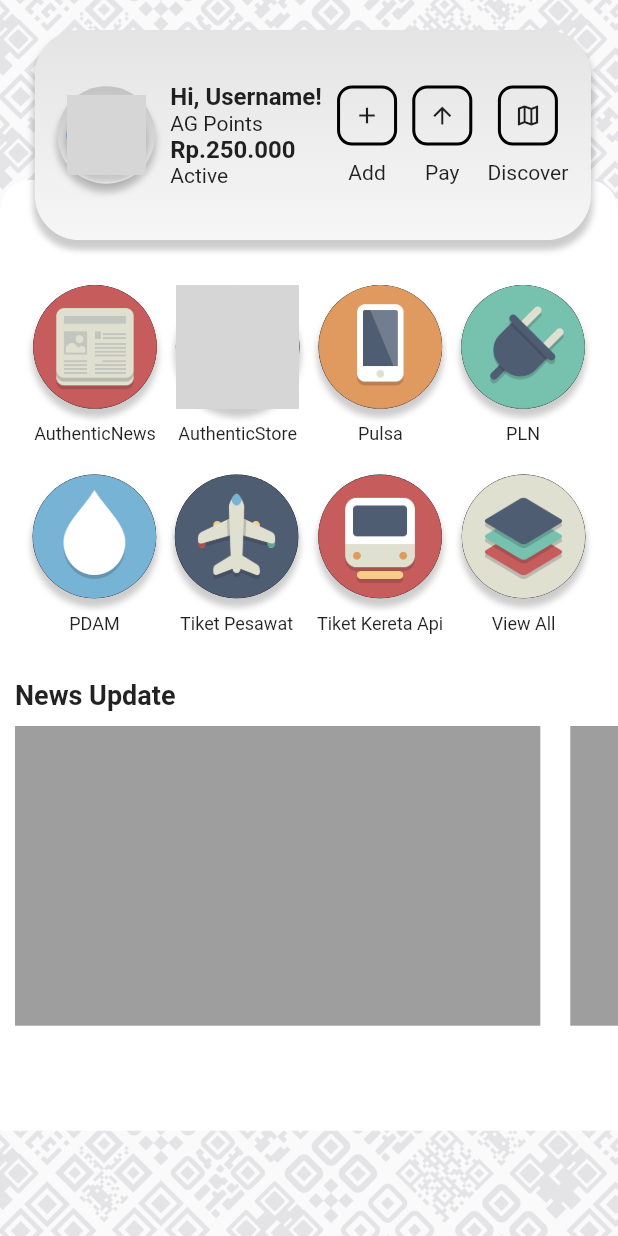
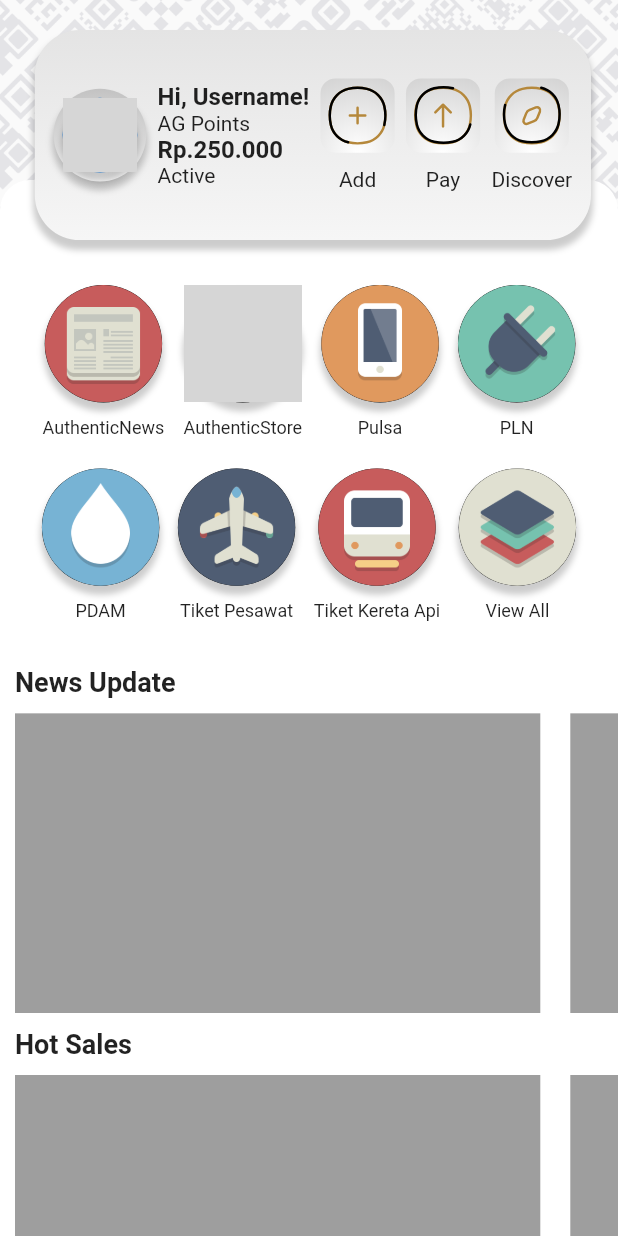
Before and after one commit to syifahasan/agt, a Flutter app: the HomePage screen opened directly, on a phone screen of 412 x 824 dp. Run offline on Flutter 3.47's test engine with Material 2 defaults, Android fonts, the phone set to English and light mode, and no system bars; our stand-ins replace flutter_svg; Roboto replaces fonts that are missing (SFProDisplay); grey boxes are pictures that could not be loaded.

Commit message:
adding hot sales menu

```diff
--- a/lib/pages/home.dart
+++ b/lib/pages/home.dart
@@ -104,6 +104,8 @@ class HomePage extends StatelessWidget {
                                       fontWeight: FontWeight.bold),
                                 ),
                               ),
+
+                              // MENU NEWS UPDATE
                               SingleChildScrollView(
                                 physics: BouncingScrollPhysics(),
                                 scrollDirection: Axis.horizontal,
@@ -139,7 +141,54 @@ class HomePage extends StatelessWidget {
                                     ),
                                   ],
                                 ),
-                              )
+                              ),
+                              Padding(
+                                padding: const EdgeInsets.all(10),
+                                child: Text(
+                                  "Hot Sales",
+                                  style: TextStyle(
+                                      fontSize: 18,
+                                      fontWeight: FontWeight.bold),
+                                ),
+                              ),
+
+                              // MENU HOT SALES
+                              SingleChildScrollView(
+                                physics: BouncingScrollPhysics(),
+                                scrollDirection: Axis.horizontal,
+                                child: Row(
+                                  mainAxisAlignment: MainAxisAlignment.center,
+                                  children: [
+                                    Container(
+                                      margin:
+                                          EdgeInsets.symmetric(horizontal: 10),
+                                      width: screenWidth * 85 / 100,
+                                      height: 200,
+                                      decoration: BoxDecoration(
+                                        color: Colors.grey,
+                                      ),
+                                    ),
+                                    Container(
+                                      margin:
+                                          EdgeInsets.symmetric(horizontal: 10),
+                                      width: screenWidth * 85 / 100,
+                                      height: 200,
+                                      decoration: BoxDecoration(
+                                        color: Colors.grey,
+                                      ),
+                                    ),
+                                    Container(
+                                      margin:
+                                          EdgeInsets.symmetric(horizontal: 10),
+                                      width: screenWidth * 85 / 100,
+                                      height: 200,
+                                      decoration: BoxDecoration(
+                                        color: Colors.grey,
+                                      ),
+                                    ),
+                                  ],
+                                ),
+                              ),
                             ],
                           ),
                         ),
@@ -178,8 +227,8 @@ class HomePage extends StatelessWidget {
                             mainAxisAlignment: MainAxisAlignment.spaceEvenly,
                             children: [
                               Container(
-                                width: 65,
-                                height: 65,
+                                width: screenWidth * 15 / 100,
+                                height: screenWidth * 15 / 100,
                                 decoration: BoxDecoration(
                                     gradient: RadialGradient(
                                       colors: [
@@ -245,15 +294,16 @@ class HomePage extends StatelessWidget {
                                 ),
                               ),
                               ActionButtons(
-                                icon: Icons.add,
+                                icon: 'assets/icons/add-svgrepo-com.svg',
                                 desc: "Add",
                               ),
                               ActionButtons(
-                                icon: Icons.arrow_upward,
+                                icon:
+                                    'assets/icons/arrow-top-3-svgrepo-com.svg',
                                 desc: "Pay",
                               ),
                               ActionButtons(
-                                icon: Icons.map_outlined,
+                                icon: 'assets/icons/discovery-svgrepo-com.svg',
                                 desc: "Discover",
                               ),
                             ],
@@ -287,8 +337,8 @@ class Menu extends StatelessWidget {
     return Column(
       children: [
         Container(
-          width: screenWidth * 20 / 100,
-          height: screenWidth * 20 / 100,
+          width: screenWidth * 19 / 100,
+          height: screenWidth * 19 / 100,
           decoration: BoxDecoration(
             image: DecorationImage(
               image: AssetImage(image),
@@ -331,21 +381,28 @@ class ActionButtons extends StatelessWidget {
     required this.desc,
   });
 
-  IconData icon;
+  String icon;
   String desc;
 
   @override
   Widget build(BuildContext context) {
+    final mediaQueryData = MediaQuery.of(context);
+    final screenWidth = mediaQueryData.size.width;
+    final screenHeight = mediaQueryData.size.height;
     return Column(
       mainAxisAlignment: MainAxisAlignment.center,
       children: [
         Container(
-          width: 40,
-          height: 40,
+          width: screenWidth * 12 / 100,
+          height: screenWidth * 12 / 100,
           decoration: BoxDecoration(
-              border: Border.all(width: 2),
+              gradient: RadialGradient(
+                colors: [Colors.white, Color.fromARGB(255, 14, 13, 13)],
+                center: Alignment.bottomCenter,
+                radius: 6,
+              ),
               borderRadius: BorderRadius.circular(10)),
-          child: IconButton(onPressed: () {}, icon: Icon(icon), iconSize: 18),
+          child: SvgPicture.asset(icon),
         ),
         SizedBox(
           height: 10,
```
